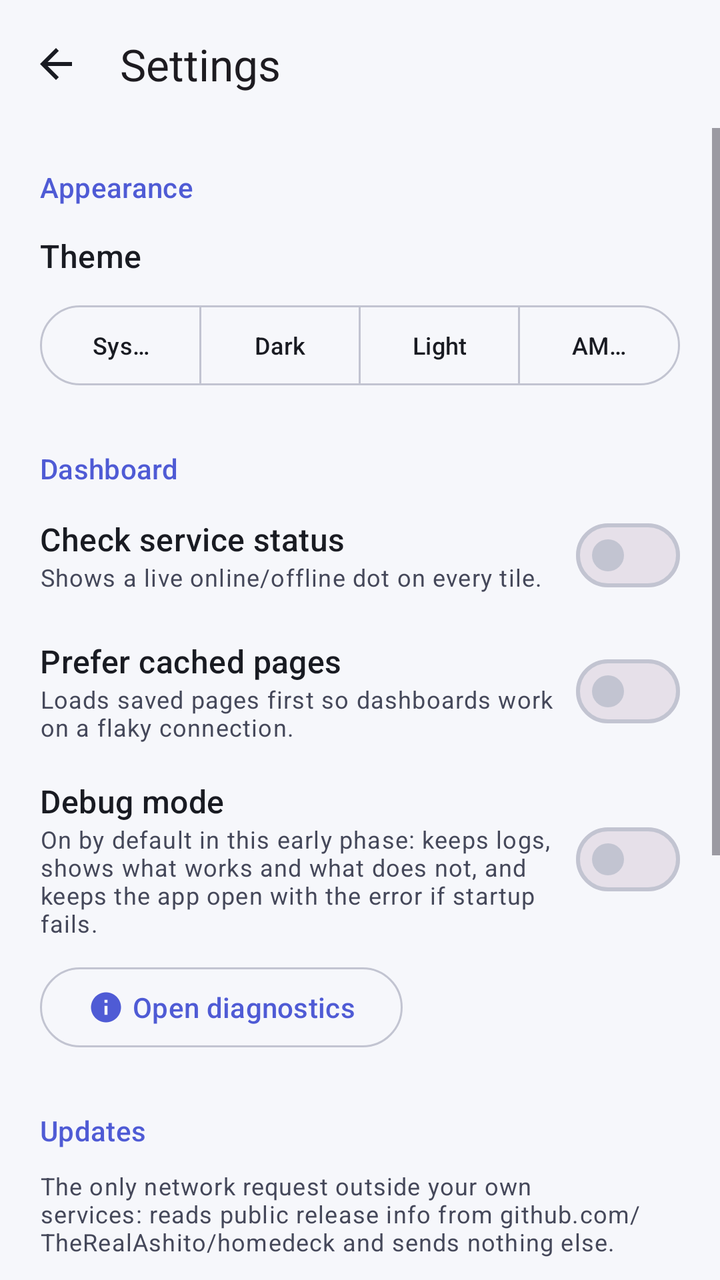
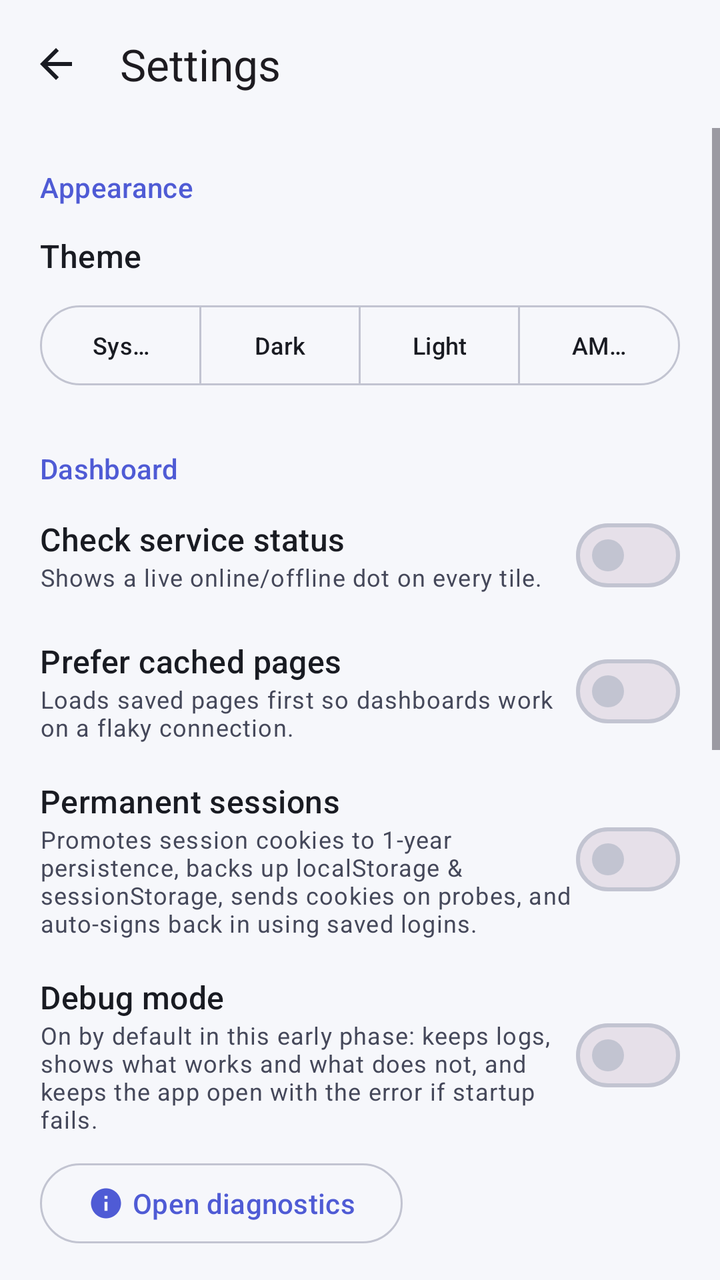

Before-and-after screenshots of an Android layout around one commit, followed by the original layout XML and the change that was made.
<!-- AndroidManifest.xml: application theme Theme.Homedeck -->
<!-- res/layout/activity_settings.xml -->
<?xml version="1.0" encoding="utf-8"?>
<LinearLayout xmlns:android="http://schemas.android.com/apk/res/android"
    xmlns:app="http://schemas.android.com/apk/res-auto"
    android:id="@+id/root"
    android:layout_width="match_parent"
    android:layout_height="match_parent"
    android:orientation="vertical">

    <com.google.android.material.appbar.MaterialToolbar
        android:id="@+id/toolbar"
        android:layout_width="match_parent"
        android:layout_height="wrap_content"
        app:navigationContentDescription="Back"
        app:navigationIcon="@drawable/ic_arrow_back"
        app:navigationIconTint="?attr/colorOnSurface"
        app:title="Settings"
        app:titleTextAppearance="?attr/textAppearanceTitleLarge" />

    <ScrollView
        android:layout_width="match_parent"
        android:layout_height="0dp"
        android:layout_weight="1"
        android:fillViewport="true">

        <LinearLayout
            android:layout_width="match_parent"
            android:layout_height="wrap_content"
            android:orientation="vertical"
            android:padding="20dp">

            <TextView
                android:layout_width="wrap_content"
                android:layout_height="wrap_content"
                android:text="Appearance"
                android:textAppearance="?attr/textAppearanceTitleSmall"
                android:textColor="?attr/colorPrimary" />

            <TextView
                android:layout_width="wrap_content"
                android:layout_height="wrap_content"
                android:layout_marginTop="14dp"
                android:text="Theme"
                android:textAppearance="?attr/textAppearanceTitleMedium"
                android:textColor="?attr/colorOnSurface" />

            <com.google.android.material.button.MaterialButtonToggleGroup
                android:id="@+id/themeGroup"
                android:layout_width="match_parent"
                android:layout_height="wrap_content"
                android:layout_marginTop="10dp"
                app:selectionRequired="true"
                app:singleSelection="true">

                <com.google.android.material.button.MaterialButton
                    android:id="@+id/themeSystem"
                    style="@style/Widget.Material3.Button.OutlinedButton"
                    android:layout_width="0dp"
                    android:layout_height="wrap_content"
                    android:layout_weight="1"
                    android:text="System"
                    android:textSize="12sp" />

                <com.google.android.material.button.MaterialButton
                    android:id="@+id/themeDark"
                    style="@style/Widget.Material3.Button.OutlinedButton"
                    android:layout_width="0dp"
                    android:layout_height="wrap_content"
                    android:layout_weight="1"
                    android:text="Dark"
                    android:textSize="12sp" />

                <com.google.android.material.button.MaterialButton
                    android:id="@+id/themeLight"
                    style="@style/Widget.Material3.Button.OutlinedButton"
                    android:layout_width="0dp"
                    android:layout_height="wrap_content"
                    android:layout_weight="1"
                    android:text="Light"
                    android:textSize="12sp" />

                <com.google.android.material.button.MaterialButton
                    android:id="@+id/themeAmoled"
                    style="@style/Widget.Material3.Button.OutlinedButton"
                    android:layout_width="0dp"
                    android:layout_height="wrap_content"
                    android:layout_weight="1"
                    android:text="AMOLED"
                    android:textSize="12sp" />
            </com.google.android.material.button.MaterialButtonToggleGroup>

            <TextView
                android:layout_width="wrap_content"
                android:layout_height="wrap_content"
                android:layout_marginTop="28dp"
                android:text="Dashboard"
                android:textAppearance="?attr/textAppearanceTitleSmall"
                android:textColor="?attr/colorPrimary" />

            <LinearLayout
                android:layout_width="match_parent"
                android:layout_height="wrap_content"
                android:layout_marginTop="10dp"
                android:gravity="center_vertical"
                android:orientation="horizontal">

                <LinearLayout
                    android:layout_width="0dp"
                    android:layout_height="wrap_content"
                    android:layout_weight="1"
                    android:orientation="vertical">

                    <TextView
                        android:layout_width="wrap_content"
                        android:layout_height="wrap_content"
                        android:text="Check service status"
                        android:textAppearance="?attr/textAppearanceTitleMedium"
                        android:textColor="?attr/colorOnSurface" />

                    <TextView
                        android:layout_width="wrap_content"
                        android:layout_height="wrap_content"
                        android:text="Shows a live online/offline dot on every tile."
                        android:textAppearance="?attr/textAppearanceBodySmall"
                        android:textColor="?attr/colorOnSurfaceVariant" />
                </LinearLayout>

                <com.google.android.material.materialswitch.MaterialSwitch
                    android:id="@+id/statusSwitch"
                    android:layout_width="wrap_content"
                    android:layout_height="wrap_content" />
            </LinearLayout>

            <LinearLayout
                android:layout_width="match_parent"
                android:layout_height="wrap_content"
                android:layout_marginTop="18dp"
                android:gravity="center_vertical"
                android:orientation="horizontal">

                <LinearLayout
                    android:layout_width="0dp"
                    android:layout_height="wrap_content"
                    android:layout_weight="1"
                    android:orientation="vertical">

                    <TextView
                        android:layout_width="wrap_content"
                        android:layout_height="wrap_content"
                        android:text="Prefer cached pages"
                        android:textAppearance="?attr/textAppearanceTitleMedium"
                        android:textColor="?attr/colorOnSurface" />

                    <TextView
                        android:layout_width="wrap_content"
                        android:layout_height="wrap_content"
                        android:text="Loads saved pages first so dashboards work on a flaky connection."
                        android:textAppearance="?attr/textAppearanceBodySmall"
                        android:textColor="?attr/colorOnSurfaceVariant" />
                </LinearLayout>

                <com.google.android.material.materialswitch.MaterialSwitch
                    android:id="@+id/cacheSwitch"
                    android:layout_width="wrap_content"
                    android:layout_height="wrap_content" />
            </LinearLayout>

            <LinearLayout
                android:layout_width="match_parent"
                android:layout_height="wrap_content"
                android:layout_marginTop="18dp"
                android:gravity="center_vertical"
                android:orientation="horizontal">

                <LinearLayout
                    android:layout_width="0dp"
                    android:layout_height="wrap_content"
                    android:layout_weight="1"
                    android:orientation="vertical">

                    <TextView
                        android:layout_width="wrap_content"
                        android:layout_height="wrap_content"
                        android:text="Debug mode"
                        android:textAppearance="?attr/textAppearanceTitleMedium"
                        android:textColor="?attr/colorOnSurface" />

                    <TextView
                        android:layout_width="wrap_content"
                        android:layout_height="wrap_content"
                        android:text="On by default in this early phase: keeps logs, shows what works and what does not, and keeps the app open with the error if startup fails."
                        android:textAppearance="?attr/textAppearanceBodySmall"
                        android:textColor="?attr/colorOnSurfaceVariant" />
                </LinearLayout>

                <com.google.android.material.materialswitch.MaterialSwitch
                    android:id="@+id/debugSwitch"
                    android:layout_width="wrap_content"
                    android:layout_height="wrap_content" />
            </LinearLayout>

            <com.google.android.material.button.MaterialButton
                android:id="@+id/diagnosticsBtn"
                style="@style/Widget.Material3.Button.OutlinedButton"
                android:layout_width="wrap_content"
                android:layout_height="wrap_content"
                android:layout_marginTop="10dp"
                android:text="Open diagnostics"
                app:icon="@drawable/ic_info" />

            <TextView
                android:layout_width="wrap_content"
                android:layout_height="wrap_content"
                android:layout_marginTop="28dp"
                android:text="Updates"
                android:textAppearance="?attr/textAppearanceTitleSmall"
                android:textColor="?attr/colorPrimary" />

            <TextView
                android:layout_width="match_parent"
                android:layout_height="wrap_content"
                android:layout_marginTop="10dp"
                android:text="The only network request outside your own services: reads public release info from github.com/TheRealAshito/homedeck and sends nothing else."
                android:textAppearance="?attr/textAppearanceBodySmall"
                android:textColor="?attr/colorOnSurfaceVariant" />

            <LinearLayout
                android:layout_width="match_parent"
                android:layout_height="wrap_content"
                android:layout_marginTop="14dp"
                android:gravity="center_vertical"
                android:orientation="horizontal">

                <LinearLayout
                    android:layout_width="0dp"
                    android:layout_height="wrap_content"
                    android:layout_weight="1"
                    android:orientation="vertical">

                    <TextView
                        android:layout_width="wrap_content"
                        android:layout_height="wrap_content"
                        android:text="Check automatically"
                        android:textAppearance="?attr/textAppearanceTitleMedium"
                        android:textColor="?attr/colorOnSurface" />

                    <TextView
                        android:layout_width="wrap_content"
                        android:layout_height="wrap_content"
                        android:text="Off by default. When on, checks at most once a day while the dashboard is open."
                        android:textAppearance="?attr/textAppearanceBodySmall"
                        android:textColor="?attr/colorOnSurfaceVariant" />
                </LinearLayout>

                <com.google.android.material.materialswitch.MaterialSwitch
                    android:id="@+id/autoUpdateSwitch"
                    android:layout_width="wrap_content"
                    android:layout_height="wrap_content" />
            </LinearLayout>

            <com.google.android.material.button.MaterialButton
                android:id="@+id/checkUpdateBtn"
                style="@style/Widget.Material3.Button.OutlinedButton"
                android:layout_width="wrap_content"
                android:layout_height="wrap_content"
                android:layout_marginTop="10dp"
                android:text="Check for updates"
                app:icon="@drawable/ic_refresh" />

            <TextView
                android:id="@+id/updateResultText"
                android:layout_width="match_parent"
                android:layout_height="wrap_content"
                android:layout_marginTop="10dp"
                android:textAppearance="?attr/textAppearanceBodySmall"
                android:textColor="?attr/colorOnSurfaceVariant"
                android:visibility="gone" />

            <TextView
                android:layout_width="wrap_content"
                android:layout_height="wrap_content"
                android:layout_marginTop="28dp"
                android:text="Storage"
                android:textAppearance="?attr/textAppearanceTitleSmall"
                android:textColor="?attr/colorPrimary" />

            <TextView
                android:layout_width="match_parent"
                android:layout_height="wrap_content"
                android:layout_marginTop="10dp"
                android:text="Cookies, logins and site data live in this app and are kept until you clear them. Clearing signs you out of every service."
                android:textAppearance="?attr/textAppearanceBodySmall"
                android:textColor="?attr/colorOnSurfaceVariant" />

            <com.google.android.material.button.MaterialButton
                android:id="@+id/clearDataBtn"
                style="@style/Widget.Material3.Button.OutlinedButton"
                android:layout_width="wrap_content"
                android:layout_height="wrap_content"
                android:layout_marginTop="10dp"
                android:text="Clear cookies &amp; site data"
                android:textColor="?attr/colorError"
                app:icon="@drawable/ic_delete"
                app:iconTint="?attr/colorError" />

            <TextView
                android:id="@+id/aboutText"
                android:layout_width="match_parent"
                android:layout_height="wrap_content"
                android:layout_marginTop="28dp"
                android:textAppearance="?attr/textAppearanceBodySmall"
                android:textColor="?attr/colorOnSurfaceVariant" />
        </LinearLayout>
    </ScrollView>
</LinearLayout>
<!-- resources referenced by this layout -->
<resources>
  <!-- drawable ic_arrow_back (drawable) -->
  <?xml version="1.0" encoding="utf-8"?>
  <vector xmlns:android="http://schemas.android.com/apk/res/android"
      android:width="24dp"
      android:height="24dp"
      android:viewportWidth="24"
      android:viewportHeight="24">
      <path
          android:fillColor="#FF000000"
          android:pathData="M20,11H7.83l5.59,-5.59L12,4l-8,8l8,8l1.41,-1.41L7.83,13H20V11z" />
  </vector>
  <!-- drawable ic_delete (drawable) -->
  <?xml version="1.0" encoding="utf-8"?>
  <vector xmlns:android="http://schemas.android.com/apk/res/android"
      android:width="24dp"
      android:height="24dp"
      android:viewportWidth="24"
      android:viewportHeight="24">
      <path
          android:fillColor="#FF000000"
          android:pathData="M6,19c0,1.1,0.9,2,2,2h8c1.1,0,2,-0.9,2,-2V7H6V19zM19,4h-3.5l-1,-1h-5l-1,1H5v2h14V4z" />
  </vector>
  <!-- drawable ic_info (drawable) -->
  <?xml version="1.0" encoding="utf-8"?>
  <vector xmlns:android="http://schemas.android.com/apk/res/android"
      android:width="24dp"
      android:height="24dp"
      android:viewportWidth="24"
      android:viewportHeight="24">
      <path
          android:fillColor="#FF000000"
          android:pathData="M12,2C6.48,2,2,6.48,2,12s4.48,10,10,10s10,-4.48,10,-10S17.52,2,12,2z M13,17h-2v-6h2V17z M13,9h-2V7h2V9z" />
  </vector>
  <!-- drawable ic_refresh (drawable) -->
  <?xml version="1.0" encoding="utf-8"?>
  <vector xmlns:android="http://schemas.android.com/apk/res/android"
      android:width="24dp"
      android:height="24dp"
      android:viewportWidth="24"
      android:viewportHeight="24">
      <path
          android:fillColor="#FF000000"
          android:pathData="M17.65,6.35C16.2,4.9,14.21,4,12,4c-4.42,0-7.99,3.58-7.99,8s3.57,8,7.99,8c3.73,0,6.84-2.55,7.73-6h-2.08c-0.82,2.33-3.04,4-5.65,4c-3.31,0-6-2.69-6-6s2.69-6,6-6c1.66,0,3.14,0.69,4.22,1.78L13,11h7V4L17.65,6.35z" />
  </vector>
  <color name="primary">#4F5BD5</color>
  <color name="on_primary">#FFFFFF</color>
  <color name="primary_container">#DFE2FF</color>
  <color name="on_primary_container">#0A1257</color>
  <color name="secondary">#1F7A6B</color>
  <color name="on_secondary">#FFFFFF</color>
  <color name="secondary_container">#B2F1E2</color>
  <color name="on_secondary_container">#05322B</color>
  <color name="error">#BA1A1A</color>
  <color name="on_error">#FFFFFF</color>
  <color name="background">#F6F7FB</color>
  <color name="on_background">#191B22</color>
  <color name="surface">#FFFFFF</color>
  <color name="on_surface">#191B22</color>
  <color name="surface_variant">#E6E8F1</color>
  <color name="on_surface_variant">#45485A</color>
  <color name="outline">#C2C4D1</color>
  <color name="outline_variant">#DFE1EC</color>
  <!-- unchanged entries left out for length: 1 -->
</resources>

<!-- the commit's change to res/layout/activity_settings.xml (unified diff, before → after) -->
@@ -180,6 +180,40 @@
                     <TextView
                         android:layout_width="wrap_content"
                         android:layout_height="wrap_content"
+                        android:text="Permanent sessions"
+                        android:textAppearance="?attr/textAppearanceTitleMedium"
+                        android:textColor="?attr/colorOnSurface" />
+
+                    <TextView
+                        android:layout_width="wrap_content"
+                        android:layout_height="wrap_content"
+                        android:text="Promotes session cookies to 1-year persistence, backs up localStorage &amp; sessionStorage, sends cookies on probes, and auto-signs back in using saved logins."
+                        android:textAppearance="?attr/textAppearanceBodySmall"
+                        android:textColor="?attr/colorOnSurfaceVariant" />
+                </LinearLayout>
+
+                <com.google.android.material.materialswitch.MaterialSwitch
+                    android:id="@+id/permanentSessionsSwitch"
+                    android:layout_width="wrap_content"
+                    android:layout_height="wrap_content" />
+            </LinearLayout>
+
+            <LinearLayout
+                android:layout_width="match_parent"
+                android:layout_height="wrap_content"
+                android:layout_marginTop="18dp"
+                android:gravity="center_vertical"
+                android:orientation="horizontal">
+
+                <LinearLayout
+                    android:layout_width="0dp"
+                    android:layout_height="wrap_content"
+                    android:layout_weight="1"
+                    android:orientation="vertical">
+
+                    <TextView
+                        android:layout_width="wrap_content"
+                        android:layout_height="wrap_content"
                         android:text="Debug mode"
                         android:textAppearance="?attr/textAppearanceTitleMedium"
                         android:textColor="?attr/colorOnSurface" />
@@ -298,6 +332,17 @@
                 android:layout_height="wrap_content"
                 android:layout_marginTop="10dp"
                 android:text="Clear cookies &amp; site data"
+                android:textColor="?attr/colorError"
+                app:icon="@drawable/ic_delete"
+                app:iconTint="?attr/colorError" />
+
+            <com.google.android.material.button.MaterialButton
+                android:id="@+id/clearLoginsBtn"
+                style="@style/Widget.Material3.Button.OutlinedButton"
+                android:layout_width="wrap_content"
+                android:layout_height="wrap_content"
+                android:layout_marginTop="8dp"
+                android:text="Clear saved logins"
                 android:textColor="?attr/colorError"
                 app:icon="@drawable/ic_delete"
                 app:iconTint="?attr/colorError" />
